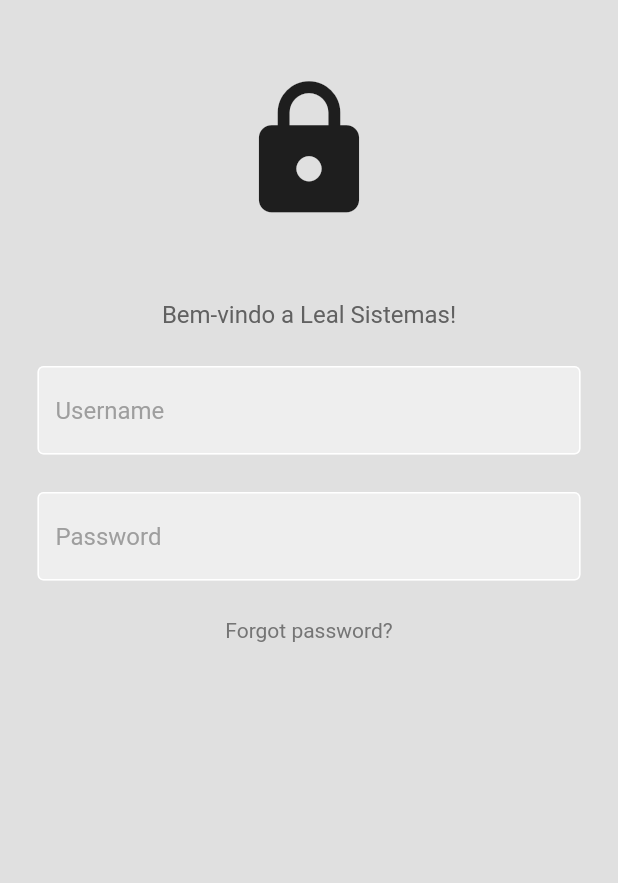
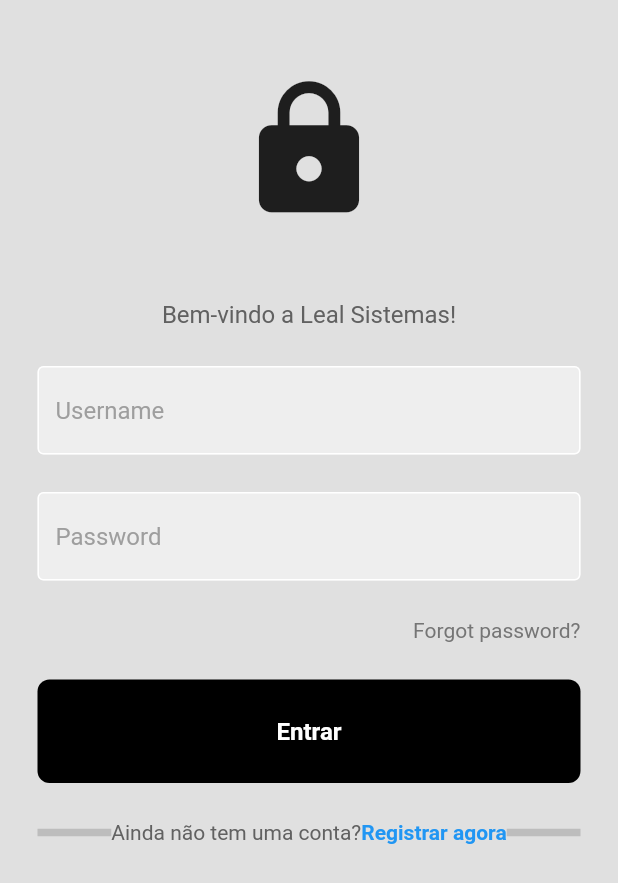
Before and after one commit to YanGraim/login, a Flutter app: the screen it shows after launch, after a tap on "Pular", on a phone screen of 412 x 824 dp. Shown: the top 883 px of the screen. Run offline on Flutter 3.47's test engine with Material 2 defaults, Android fonts, the phone set to English and light mode, and no system bars; our stand-ins replace flutter_svg, get, get_storage, introduction_screen.

```diff
--- /dev/null
+++ b/lib/app/components/button.dart
@@ -0,0 +1,30 @@
+import 'package:flutter/material.dart';
+
+class Button extends StatelessWidget {
+  final Function()? onTap;
+  const Button({super.key, required this.onTap});
+
+  @override
+  Widget build(BuildContext context) {
+    return GestureDetector(
+      onTap: onTap ,
+      child: Container(
+        padding: const EdgeInsets.all(25),
+        margin: const EdgeInsets.symmetric(horizontal: 25),
+        decoration: BoxDecoration(
+            color: Colors.black,
+            borderRadius: BorderRadius.circular(8)),
+        child: const Center(
+          child: Text(
+            'Entrar',
+            style: TextStyle(
+              color: Colors.white,
+              fontWeight: FontWeight.bold,
+              fontSize: 16,
+            ),
+          ),
+        ),
+      ),
+    );
+  }
+}
--- a/lib/app/components/textfield.dart
+++ b/lib/app/components/textfield.dart
@@ -1,7 +1,7 @@
 import 'package:flutter/material.dart';
-import 'package:get/get.dart';
 
 class MyText extends StatelessWidget {
+  // ignore: prefer_typing_uninitialized_variables
   final controller;
   final String hintText;
   final bool obscureText;
--- a/lib/app/modules/intro_screen/intro_page.dart
+++ b/lib/app/modules/intro_screen/intro_page.dart
@@ -6,7 +6,9 @@ import 'package:introduction_screen/introduction_screen.dart';
 
 import 'package:login/app/modules/login_screen/login_page.dart';
 
-class IntroPage extends StatelessWidget {
+import 'Intro_controller.dart';
+
+class IntroPage extends GetView<IntroController> {
   const IntroPage({super.key});
 
   @override
--- a/lib/app/modules/login_screen/login_page.dart
+++ b/lib/app/modules/login_screen/login_page.dart
@@ -2,7 +2,9 @@ import 'package:flutter/material.dart';
 
 import 'package:get/get.dart';
 
+import '../../components/button.dart';
 import '../../components/textfield.dart';
+import '../home_screen/home_page.dart';
 import 'login_controller.dart';
 
 class LoginPage extends GetView<LoginController> {
@@ -11,6 +13,11 @@ class LoginPage extends GetView<LoginController> {
   //text editing controllers
   final usernameController = TextEditingController();
   final passwordController = TextEditingController();
+
+  //metodo para logar
+  void userIn() {
+    Get.to(const HomePage());
+  }
 
   @override
   Widget build(BuildContext context) {
@@ -64,12 +71,65 @@ class LoginPage extends GetView<LoginController> {
                 height: 25,
               ),
               //FORGOT YOUR PASSWORD?
-              Text('Forgot password?',
-              style: TextStyle(color: Colors.grey[600]),)
+              Padding(
+                padding: const EdgeInsets.symmetric(horizontal: 25.0),
+                child: Row(
+                  mainAxisAlignment: MainAxisAlignment.end,
+                  children: [
+                    Text(
+                      'Forgot password?',
+                      style: TextStyle(color: Colors.grey[600]),
+                    ),
+                  ],
+                ),
+              ),
+
+              const SizedBox(
+                height: 25,
+              ),
 
               //SIGN IN BUTTON
+              // ignore: prefer_const_constructors
+              Button(
+                onTap: userIn,
+              ),
 
+              const SizedBox(
+                height: 25,
+              ),
               // NOT A MEMBER? REGISTER NOW
+              Padding(
+                padding: const EdgeInsets.symmetric(horizontal: 25.0),
+                child: Row(
+                  mainAxisAlignment: MainAxisAlignment.center,
+                  children: [
+                    Expanded(
+                        child: Divider(
+                      thickness: 5,
+                      color: Colors.grey[400],
+                    )),
+                    Row(
+                      children: [
+                        Text(
+                          'Ainda não tem uma conta?',
+                          style: TextStyle(color: Colors.grey[700]),
+                        ),
+                        const Text(
+                          'Registrar agora',
+                          style: TextStyle(
+                              color: Colors.blue,
+                              fontWeight: FontWeight.bold),
+                        )
+                      ],
+                    ),
+                    Expanded(
+                        child: Divider(
+                      thickness: 5,
+                      color: Colors.grey[400],
+                    ))
+                  ],
+                ),
+              )
             ],
           ),
         ),
```
Also changed, not shown: lib/app/modules/home_screen/home_page.dart (+103 -21 lines).
